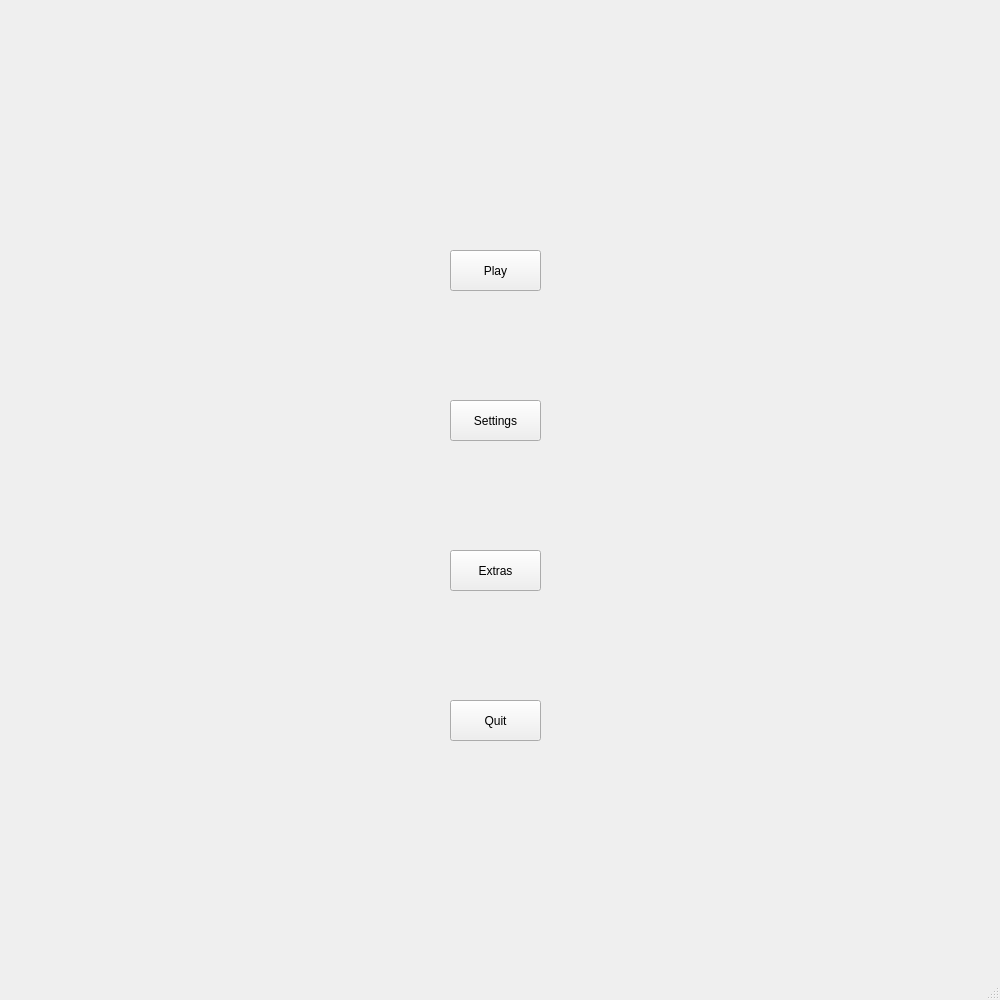
First picture: the form in RoboArena2/MenuAssets/MainMenu.ui, repository Mesaying/Roboarena2023Team3, before the edit.
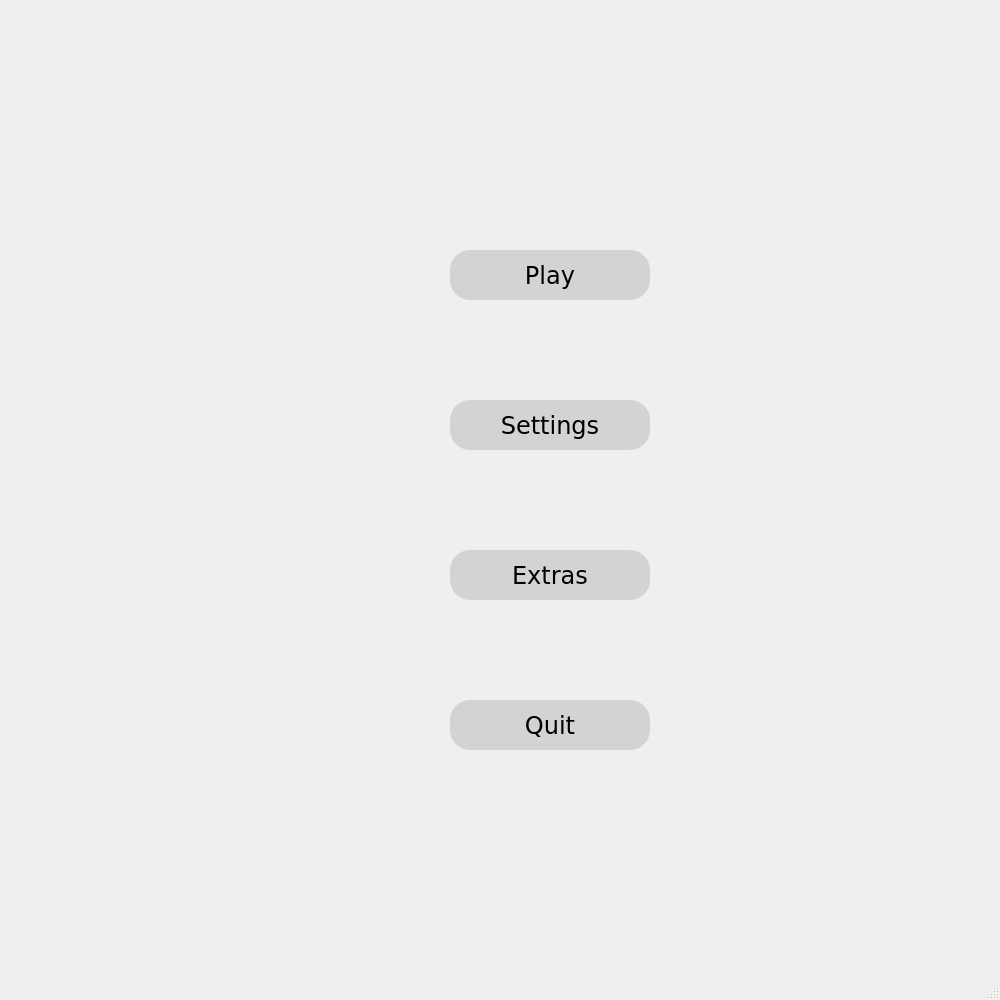
Second picture: the form after the edit.

```diff
--- a/RoboArena2/MenuAssets/MainMenu.ui
+++ b/RoboArena2/MenuAssets/MainMenu.ui
@@ -19,10 +19,27 @@
      <rect>
       <x>450</x>
       <y>250</y>
-      <width>91</width>
-      <height>41</height>
+      <width>200</width>
+      <height>50</height>
      </rect>
     </property>
+    <property name="styleSheet">
+     <string notr="true">QPushButton {
+        background-color: lightgray;
+        font-family: Verdana;
+        font-size: 24px;
+        border-radius: 20px;
+        min-width: 200px; /* Set the minimum width */
+        min-height: 50px; /* Set the minimum height */
+		position: absolute;
+   		 left: 100px;
+   		 top: 200px;
+    }
+
+    QPushButton:hover {
+        background-color: rgb(203, 255, 255);
+}</string>
+    </property>
     <property name="text">
      <string>Play</string>
     </property>
@@ -32,10 +49,27 @@
      <rect>
       <x>450</x>
       <y>400</y>
-      <width>91</width>
-      <height>41</height>
+      <width>200</width>
+      <height>50</height>
      </rect>
     </property>
+    <property name="styleSheet">
+     <string notr="true">QPushButton {
+        background-color: lightgray;
+        font-family: Verdana;
+        font-size: 24px;
+        border-radius: 20px;
+        min-width: 200px; /* Set the minimum width */
+        min-height: 50px; /* Set the minimum height */
+		position: absolute;
+   		 left: 100px;
+   		 top: 200px;
+    }
+
+    QPushButton:hover {
+        background-color: rgb(203, 255, 255);
+}</string>
+    </property>
     <property name="text">
      <string>Settings</string>
     </property>
@@ -45,10 +79,27 @@
      <rect>
       <x>450</x>
       <y>700</y>
-      <width>91</width>
-      <height>41</height>
+      <width>200</width>
+      <height>50</height>
      </rect>
     </property>
+    <property name="styleSheet">
+     <string notr="true">QPushButton {
+        background-color: lightgray;
+        font-family: Verdana;
+        font-size: 24px;
+        border-radius: 20px;
+        min-width: 200px; /* Set the minimum width */
+        min-height: 50px; /* Set the minimum height */
+		position: absolute;
+   		 left: 100px;
+   		 top: 200px;
+    }
+
+    QPushButton:hover {
+        background-color: rgb(203, 255, 255);
+}</string>
+    </property>
     <property name="text">
      <string>Quit</string>
     </property>
@@ -58,10 +109,27 @@
      <rect>
       <x>450</x>
       <y>550</y>
-      <width>91</width>
-      <height>41</height>
+      <width>200</width>
+      <height>50</height>
      </rect>
     </property>
+    <property name="styleSheet">
+     <string notr="true">QPushButton {
+        background-color: lightgray;
+        font-family: Verdana;
+        font-size: 24px;
+        border-radius: 20px;
+        min-width: 200px; /* Set the minimum width */
+        min-height: 50px; /* Set the minimum height */
+		position: absolute;
+   		 left: 100px;
+   		 top: 200px;
+    }
+
+    QPushButton:hover {
+        background-color: rgb(203, 255, 255);
+}</string>
+    </property>
     <property name="text">
      <string>Extras</string>
     </property>
```
